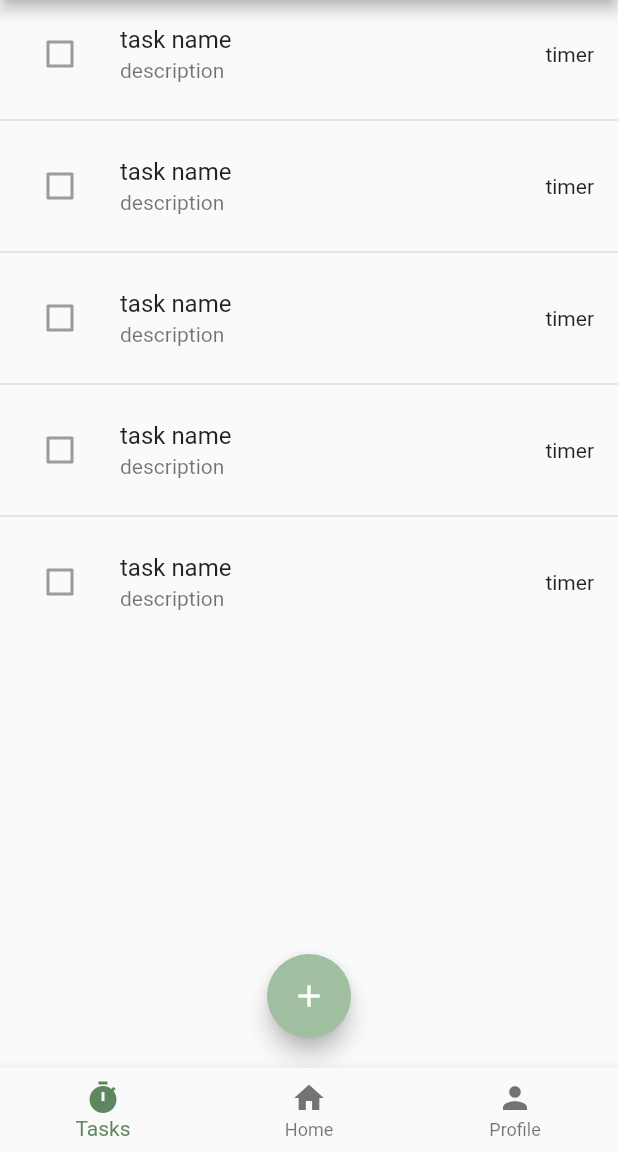
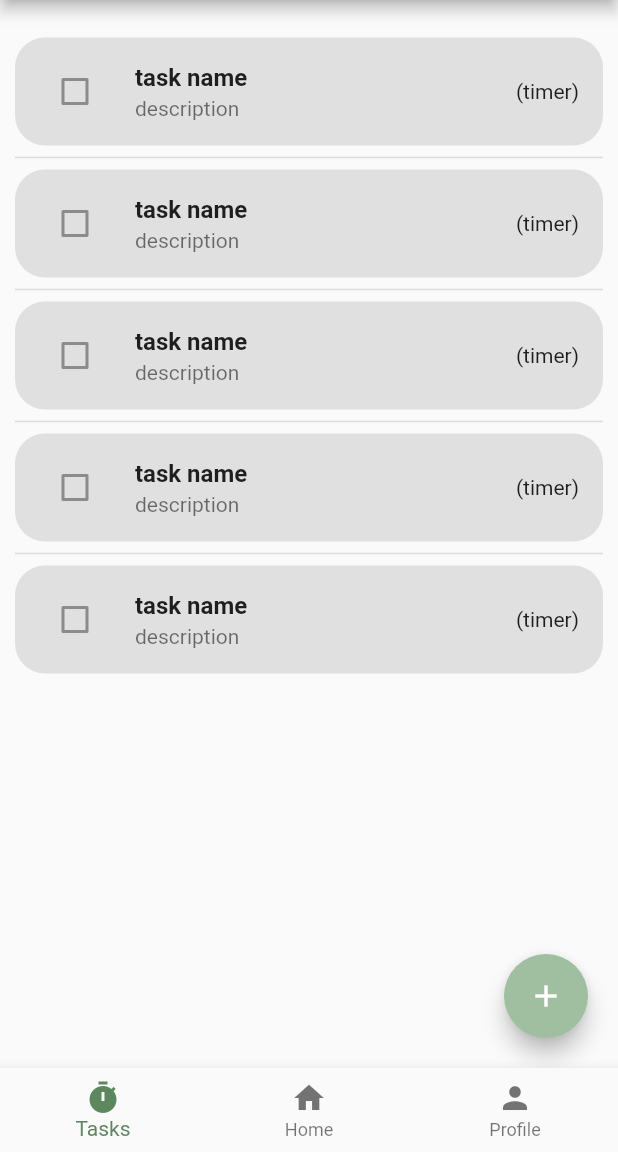
Before and after one commit to vinyetaG/CS344_Final, a Flutter app: the screen it shows after launch, on a phone screen of 412 x 824 dp, the part 84-1236 px from its top. Run offline on Flutter 3.47's test engine with Material 2 defaults, Android fonts, the phone set to English and light mode, and no system bars; statements that could not run were skipped.

Commit message:
Rounded edges of list tiles, aligned button right

```diff
--- a/lib/task_list.dart
+++ b/lib/task_list.dart
@@ -9,33 +9,47 @@ class TaskList extends StatelessWidget {
 
   @override
   Widget build(BuildContext context) {
+    //ListView of tasks
     return Column(children: [
       Expanded(
+        child: Padding(
+          padding: const EdgeInsets.fromLTRB(10, 25, 10, 0),
           child: ListView.separated(
-          itemCount: 5, // change this when model method is done
+            itemCount: 5, // will be task list length
             itemBuilder: (BuildContext context, int index) {
               return ListTile(
-              title: Text('task name'),
+                tileColor: Colors.grey[300],
+                shape: RoundedRectangleBorder(
+                    //rounded edge list tile
+                    borderRadius: BorderRadius.circular(20)),
+                title: Text(
+                  'task name',
+                  style: TextStyle(fontWeight: FontWeight.bold),
+                ),
                 subtitle: Text('description'),
                 leading: Checkbox(
+                    //When pressed "toggles" that task item
                     value: false,
                     onChanged: ((value) =>
                         taskModel.toggleSelection(at: index, state: value!))),
-              trailing: Text('timer'),
+                trailing: Text('(timer)'),
               );
             },
             separatorBuilder: (BuildContext context, int index) {
               return const Divider(
-              // i removed color, replace if needed
                 thickness: 1,
               );
             },
           ),
         ),
+      ),
+      //Add task button
       const Padding(
-        padding: EdgeInsets.only(bottom: 20),
-        child: FloatingActionButton(onPressed: null, child: Icon(Icons.add)),
-      ),
+          padding: EdgeInsets.fromLTRB(0, 0, 20, 20),
+          child: Align(
+              alignment: Alignment.centerRight,
+              child: FloatingActionButton(
+                  onPressed: null, child: Icon(Icons.add)))),
     ]);
   }
 }
```
Lines whose indentation alone changed are shown as unchanged.
